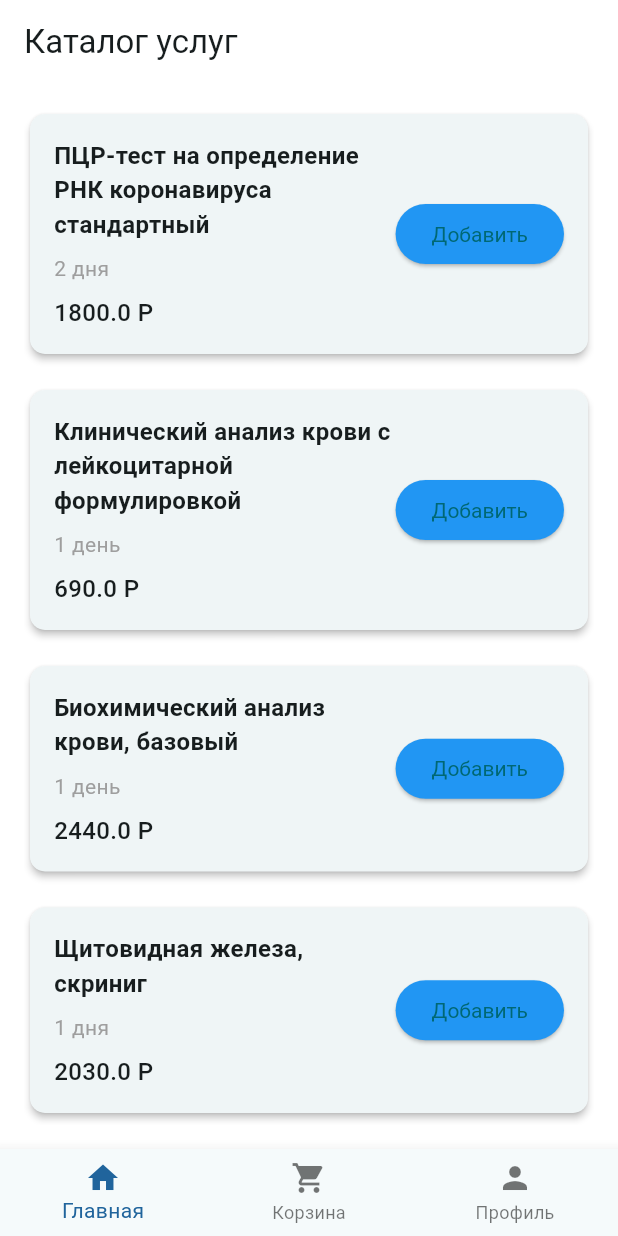
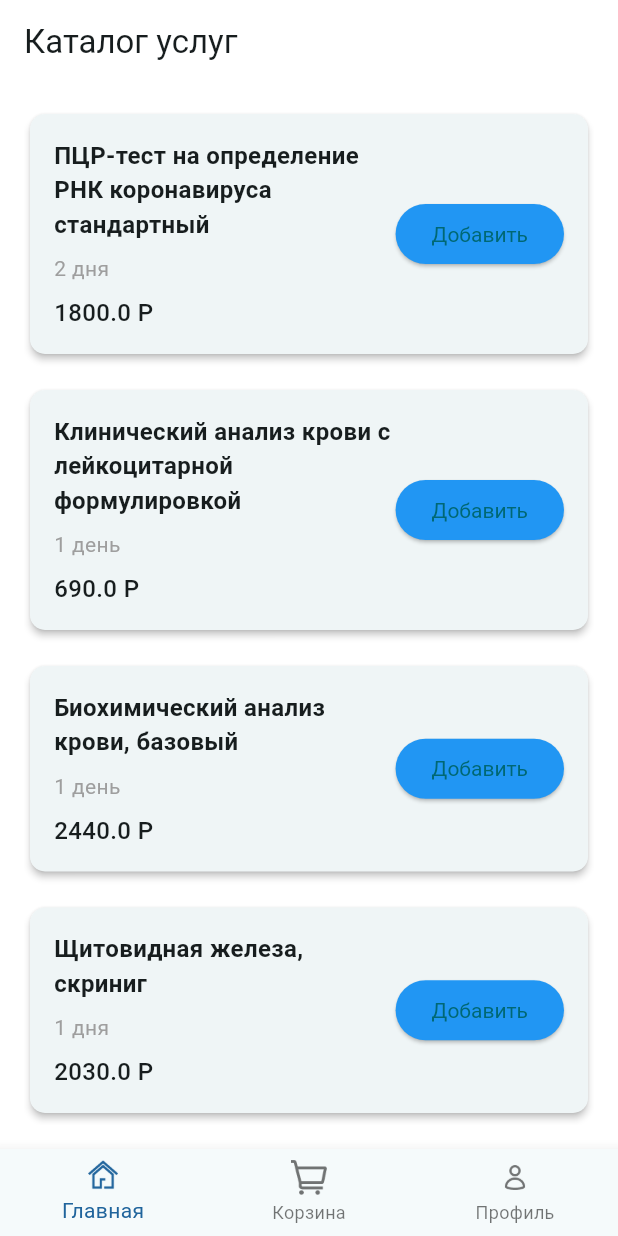
Before and after one commit to KatrinKH/pcs_7, a Flutter app: the screen it shows after launch, on a phone screen of 412 x 824 dp. Run offline on Flutter 3.47's test engine with Material 3 defaults, Android fonts, the phone set to English and light mode, and no system bars.

Commit message:
Иконки меню

```diff
--- a/lib/main.dart
+++ b/lib/main.dart
@@ -57,15 +57,15 @@ class _MyHomePageState extends State<MyHomePage> {
       bottomNavigationBar: BottomNavigationBar(
         items: const <BottomNavigationBarItem>[
           BottomNavigationBarItem(
-            icon: Icon(Icons.home),
+            icon: ImageIcon(AssetImage('assets/menu/3.Home.png')),
             label: 'Главная',
           ),
           BottomNavigationBarItem(
-            icon: Icon(Icons.shopping_cart),
+            icon: ImageIcon(AssetImage('assets/menu/2.Shopping_cart.png')),
             label: 'Корзина',
           ),
           BottomNavigationBarItem(
-            icon: Icon(Icons.person),
+            icon: ImageIcon(AssetImage('assets/menu/1.Profile.png')),
             label: 'Профиль',
           ),
         ],
```
Also changed, not shown: assets/menu/3.Home.png.
